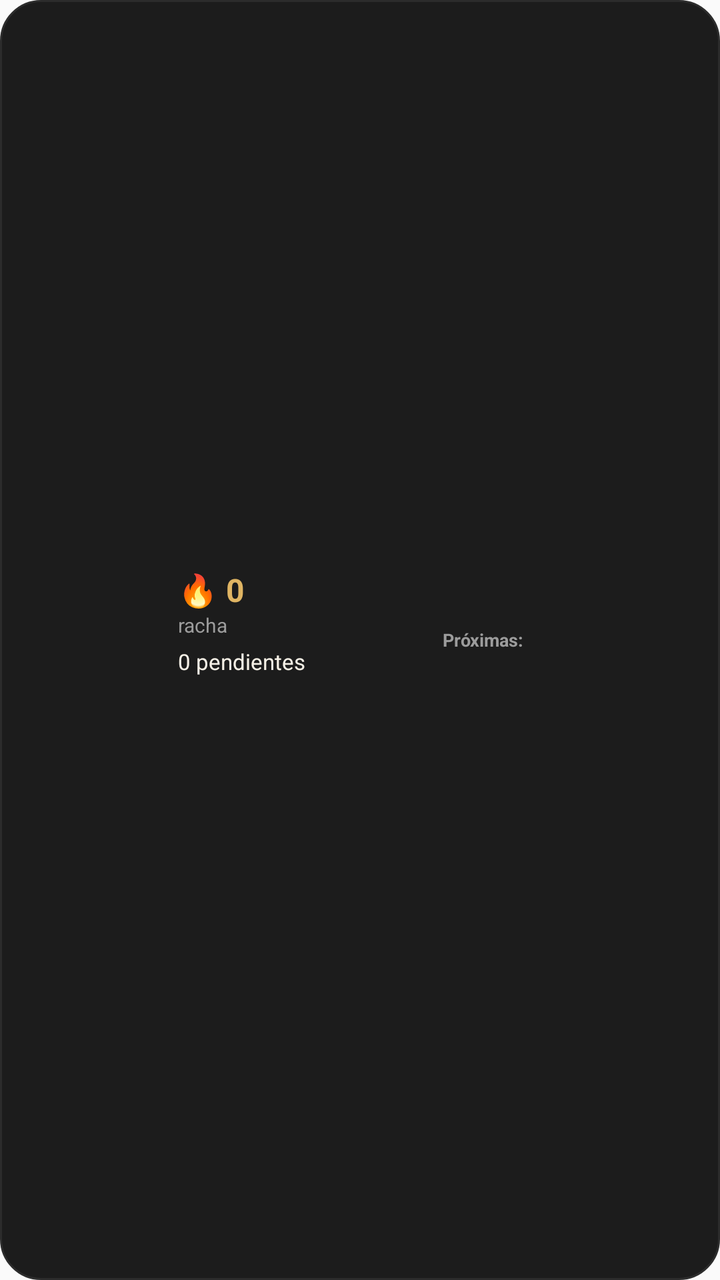
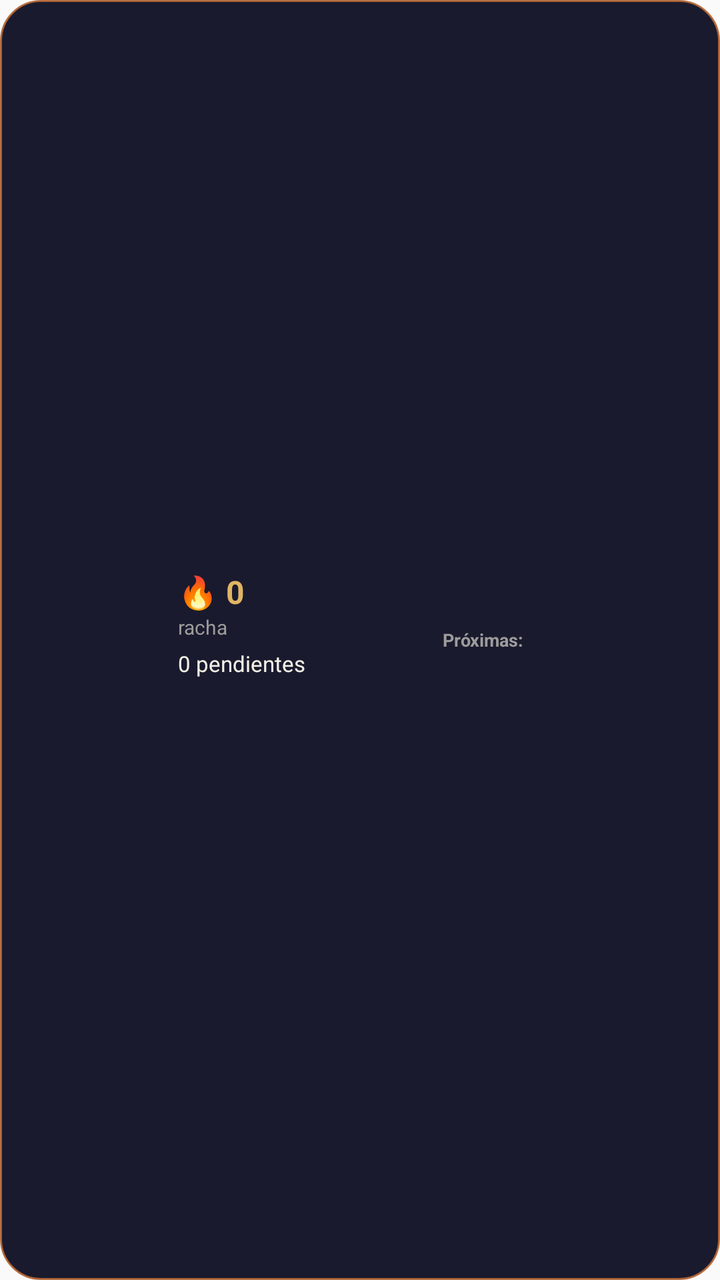

An Android layout rendered at two revisions. The XML below is the earlier revision; the diff shows what the commit changed to produce the second picture.
<!-- AndroidManifest.xml: application theme AppTheme -->
<!-- res/layout/widget_fox_3x1.xml -->
<?xml version="1.0" encoding="utf-8"?>
<FrameLayout xmlns:android="http://schemas.android.com/apk/res/android"
    android:id="@+id/widget_root"
    android:layout_width="match_parent"
    android:layout_height="match_parent"
    android:background="@drawable/bg_widget_card">

    <LinearLayout
        android:layout_width="match_parent"
        android:layout_height="match_parent"
        android:orientation="horizontal"
        android:gravity="center_vertical"
        android:padding="12dp">

        <ImageView
            android:id="@+id/widget_fox_image"
            android:layout_width="0dp"
            android:layout_height="match_parent"
            android:layout_weight="1"
            android:scaleType="fitCenter"
            android:contentDescription="Fox mascot" />

        <LinearLayout
            android:layout_width="0dp"
            android:layout_height="wrap_content"
            android:layout_weight="2"
            android:orientation="vertical"
            android:paddingStart="10dp">

            <TextView
                android:id="@+id/widget_streak_small"
                android:layout_width="wrap_content"
                android:layout_height="wrap_content"
                android:text="🔥 0"
                android:textSize="16sp"
                android:textStyle="bold"
                android:textColor="#E0B563" />

            <TextView
                android:layout_width="wrap_content"
                android:layout_height="wrap_content"
                android:text="racha"
                android:textSize="10sp"
                android:textColor="#9C9C9C" />

            <TextView
                android:id="@+id/widget_task_count_small"
                android:layout_width="wrap_content"
                android:layout_height="wrap_content"
                android:text="0 pendientes"
                android:textSize="11sp"
                android:textColor="#F5F0E6"
                android:layout_marginTop="4dp" />

            <TextView
                android:id="@+id/widget_date"
                android:layout_width="wrap_content"
                android:layout_height="wrap_content"
                android:text=""
                android:textSize="10sp"
                android:textColor="#9C9C9C"
                android:layout_marginTop="4dp" />

        </LinearLayout>

        <LinearLayout
            android:id="@+id/widget_tasks_container"
            android:layout_width="0dp"
            android:layout_height="wrap_content"
            android:layout_weight="2"
            android:orientation="vertical"
            android:paddingStart="8dp">

            <TextView
                android:layout_width="wrap_content"
                android:layout_height="wrap_content"
                android:text="Próximas:"
                android:textSize="9sp"
                android:textStyle="bold"
                android:textColor="#9C9C9C" />

            <TextView
                android:id="@+id/widget_task_1"
                android:layout_width="wrap_content"
                android:layout_height="wrap_content"
                android:text=""
                android:textSize="10sp"
                android:textColor="#F5F0E6"
                android:maxLines="1"
                android:ellipsize="end"
                android:layout_marginTop="2dp"
                android:visibility="gone" />

            <TextView
                android:id="@+id/widget_task_2"
                android:layout_width="wrap_content"
                android:layout_height="wrap_content"
                android:text=""
                android:textSize="10sp"
                android:textColor="#F5F0E6"
                android:maxLines="1"
                android:ellipsize="end"
                android:layout_marginTop="2dp"
                android:visibility="gone" />

            <TextView
                android:id="@+id/widget_task_3"
                android:layout_width="wrap_content"
                android:layout_height="wrap_content"
                android:text=""
                android:textSize="10sp"
                android:textColor="#F5F0E6"
                android:maxLines="1"
                android:ellipsize="end"
                android:layout_marginTop="2dp"
                android:visibility="gone" />

        </LinearLayout>

    </LinearLayout>

</FrameLayout>
<!-- resources referenced by this layout -->
<resources>
  <!-- drawable bg_widget_card (drawable) -->
  <?xml version="1.0" encoding="utf-8"?>
  <shape xmlns:android="http://schemas.android.com/apk/res/android"
      android:shape="rectangle">
      <solid android:color="#1C1C1C" />
      <corners android:radius="20dp" />
      <stroke
          android:width="1dp"
          android:color="#2C2C2C" />
  </shape>
  <style name="AppTheme" parent="Theme.AppCompat.Light.DarkActionBar">
          
          <item name="colorPrimary">@color/colorPrimary</item>
          <item name="colorPrimaryDark">@color/colorPrimaryDark</item>
          <item name="colorAccent">@color/colorAccent</item>
      </style>
</resources>

<!-- the commit's change to res/layout/widget_fox_3x1.xml (unified diff, before → after) -->
@@ -59,7 +59,20 @@
                 android:text=""
                 android:textSize="10sp"
                 android:textColor="#9C9C9C"
-                android:layout_marginTop="4dp" />
+                android:layout_marginTop="2dp" />
+
+            <TextView
+                android:id="@+id/widget_fox_tip"
+                android:layout_width="wrap_content"
+                android:layout_height="wrap_content"
+                android:text=""
+                android:textSize="9sp"
+                android:textColor="#E0B563CC"
+                android:fontFamily="sans-serif-light"
+                android:layout_marginTop="4dp"
+                android:maxLines="2"
+                android:ellipsize="end"
+                android:visibility="gone" />
 
         </LinearLayout>
 
<!-- resource entries referenced after the edit -->
@@ -4,11 +4,11 @@
   <?xml version="1.0" encoding="utf-8"?>
   <shape xmlns:android="http://schemas.android.com/apk/res/android"
       android:shape="rectangle">
-      <solid android:color="#1C1C1C" />
+      <solid android:color="#1A1A2E" />
       <corners android:radius="20dp" />
       <stroke
           android:width="1dp"
-          android:color="#2C2C2C" />
+          android:color="#E0B56330" />
   </shape>
   <style name="AppTheme" parent="Theme.AppCompat.Light.DarkActionBar">
           
